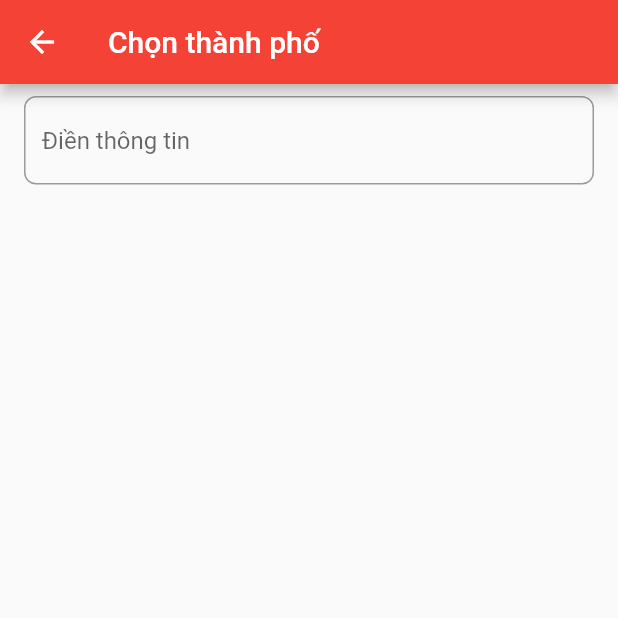
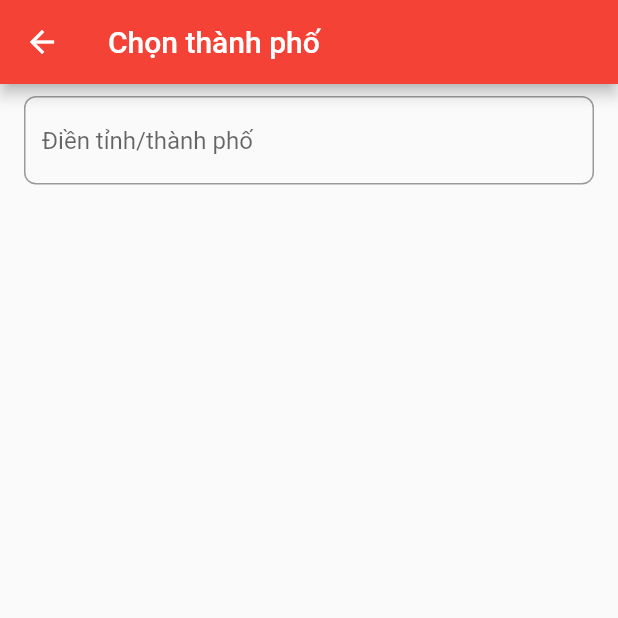
Before and after one commit to rivai5698/flutterhw14, a Flutter app: the AddressDetailPage screen opened directly with empty values, on a phone screen of 412 x 824 dp, the top half of it. Run offline on Flutter 3.47's test engine with Material 2 defaults, Android fonts, the phone set to English and light mode, and no system bars; network calls fail.

Commit message:
flutterhw14

```diff
--- a/lib/pages/address_detail_page.dart
+++ b/lib/pages/address_detail_page.dart
@@ -61,7 +61,7 @@ class _AddressDetailPageState extends State<AddressDetailPage> {
             children: [
               MyTextField(
                   textEditingController: _controller,
-                  hintText: 'Điền thông tin',
+                  hintText: option ?'Điền tỉnh/thành phố':'Điền quận/huyện',
                   inputCheck: '',
                   onChanged: (string) {
                     if(option){
```
